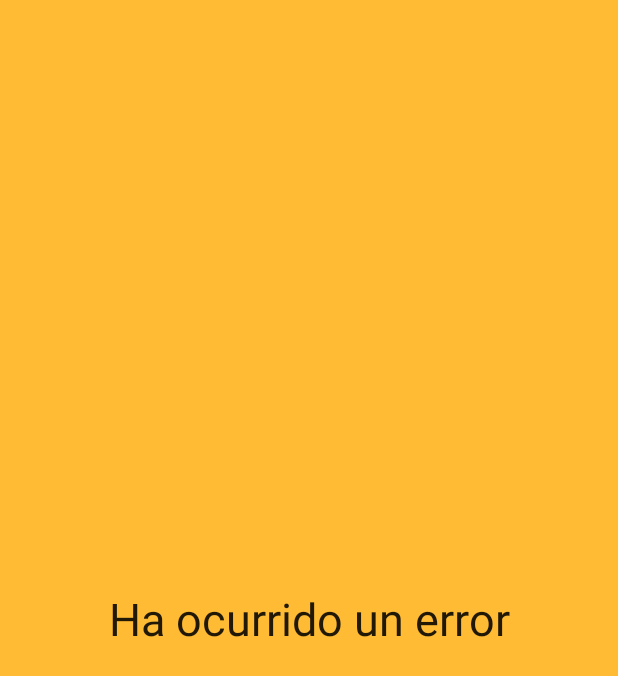
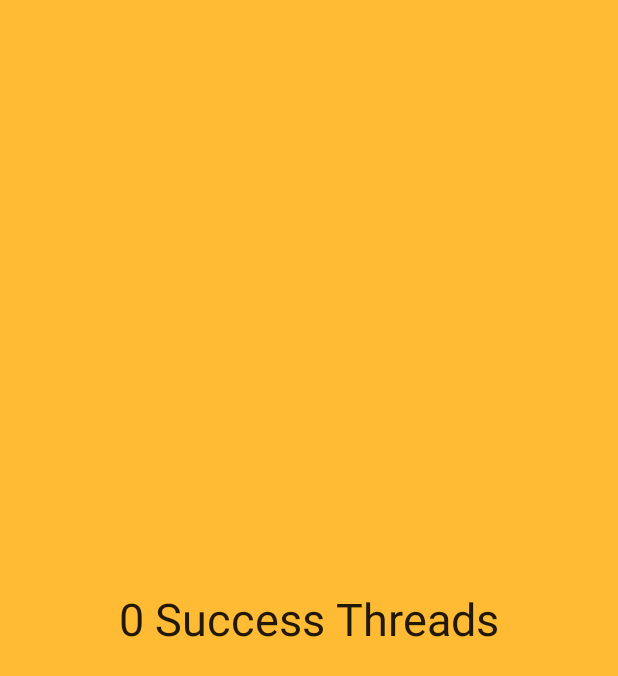
Before and after one commit to XavisaurusRex/artportfolio, an Android app: the layout dialogfragment_generic_error.xml on its own in the app's theme, with its tools: preview values and no code run, on a phone screen of 412 x 824 dp. Shown: the top 676 px of the screen. Run offline under Robolectric (Android 15) with nearby library versions, the phone set to English and light mode, and no system bars.

Commit message:
add counter to textview to check if there is concurrent calls and woops IT WORKS!

```diff
--- a/app/src/main/java/cat/devsofthecoast/artporfolio/artworks/usecase/impl/RequestArtworksUseCase.java
+++ b/app/src/main/java/cat/devsofthecoast/artporfolio/artworks/usecase/impl/RequestArtworksUseCase.java
@@ -26,7 +26,7 @@ public class RequestArtworksUseCase implements UseCase<String, String> {
         } catch (InterruptedException e) {
             callback.onError(e);
         }
-        callback.onSuccess("Succes Shitty Usecase " + input + " \n from Repo get this: " + repository.insultMe());
+        callback.onSuccess("Succes Shitty Usecase " + input + " \n from Repo get this: " + repository.insultMe() + "\n" + "THREAD NAME: " + Thread.currentThread().getName());
     }
 
     @Override
--- a/app/src/main/java/cat/devsofthecoast/artporfolio/artworks/view/ArtworksActivity.java
+++ b/app/src/main/java/cat/devsofthecoast/artporfolio/artworks/view/ArtworksActivity.java
@@ -21,6 +21,7 @@ public class ArtworksActivity extends BaseActivity<ArtworksPresenter> implements
     private TextView btnConnectionError;
     private TextView btnGenericError;
     private View vLoading;
+    private int successThreadsCount = 0;
 
 
     @Override
@@ -49,7 +50,6 @@ public class ArtworksActivity extends BaseActivity<ArtworksPresenter> implements
 
     @Override
     protected void initViews() {
-        tvMainContent.setText(stringUtils.insultMe());
         btnConnectionError.setOnClickListener(new View.OnClickListener() {
             @Override
             public void onClick(View v) {
@@ -76,7 +76,8 @@ public class ArtworksActivity extends BaseActivity<ArtworksPresenter> implements
     @Override
     public void requestSomeShitSuccess(String result) {
         Toast.makeText(this, "REQUESTED SOME SHIT SUCCESS \n RESULT:\n " + result, Toast.LENGTH_LONG).show();
-
+        successThreadsCount++;
+        tvMainContent.setText(successThreadsCount + " success threads!");
     }
 
     @Override
--- a/app/src/main/res/layout/dialogfragment_generic_error.xml
+++ b/app/src/main/res/layout/dialogfragment_generic_error.xml
@@ -9,7 +9,7 @@
         android:id="@+id/tvMainContent"
         android:layout_width="wrap_content"
         android:layout_height="wrap_content"
-        android:text="Ha ocurrido un error"
+        android:text="0 Success Threads"
         android:textSize="30dp"
         android:textAppearance="@style/TextAppearance.AppCompat.Headline"
         app:layout_constraintBottom_toBottomOf="parent"
```
